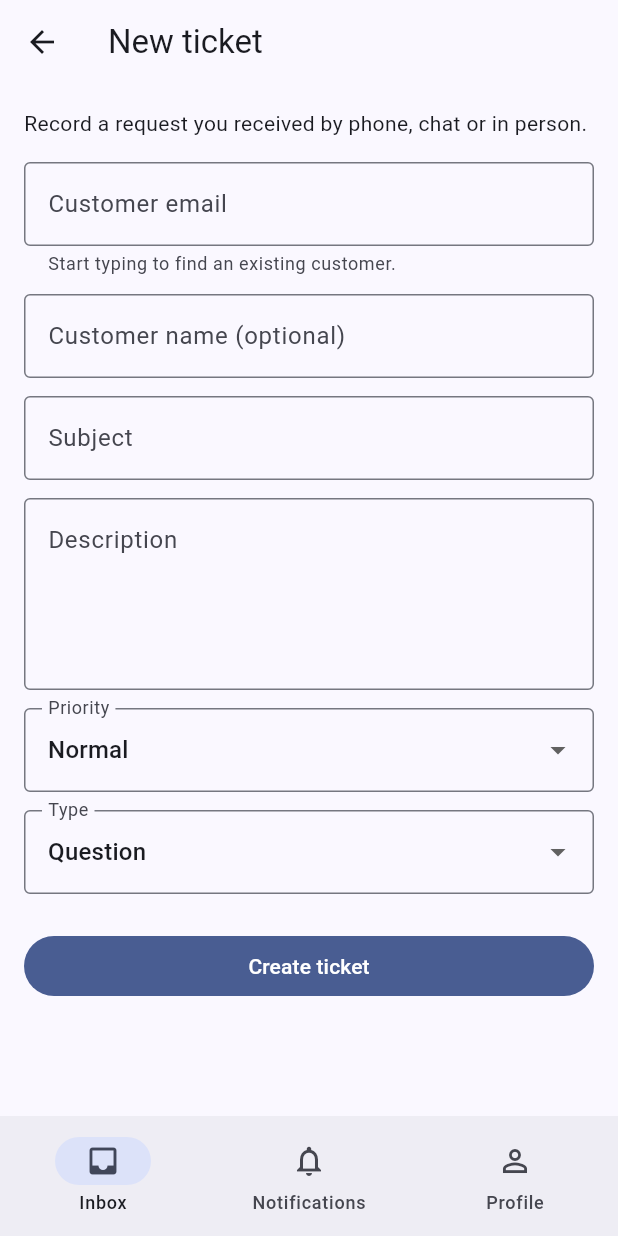
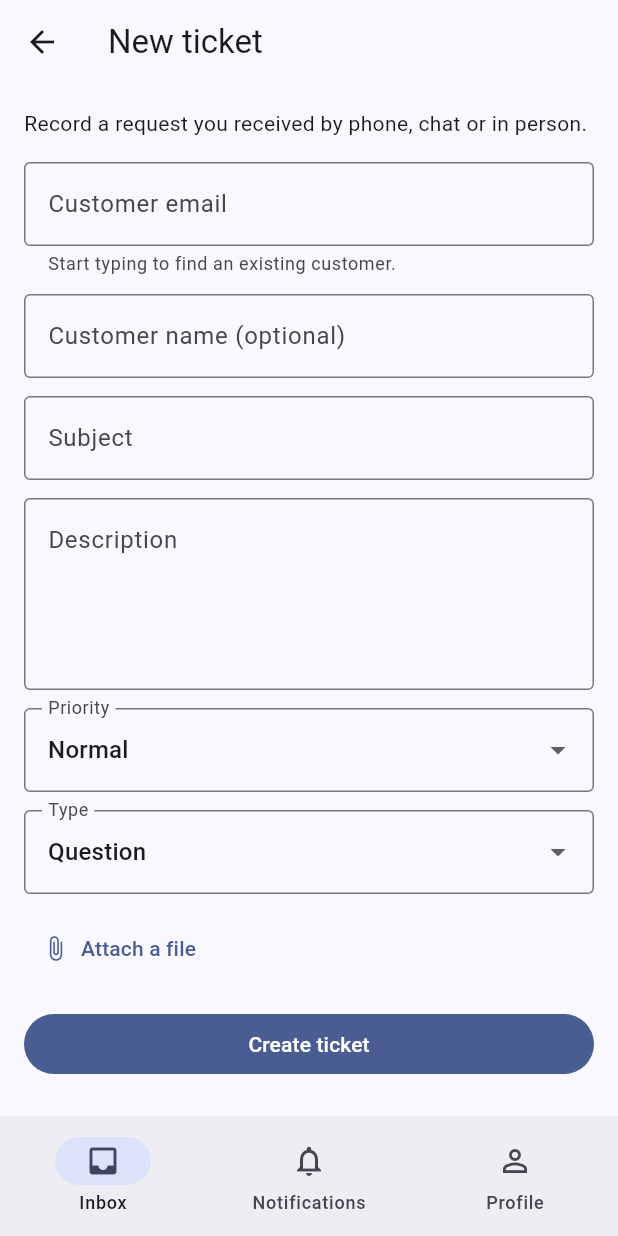
Before and after one commit to mahmoudadel810/nexdesk-mobile, a Flutter app: the CreateTicketScreen screen opened by its route, on a phone screen of 412 x 824 dp. Run offline on Flutter 3.47's test engine with Material 3 defaults, Android fonts, the phone set to English and light mode, and no system bars; our stand-ins replace cupertino_ui, dio, drift, drift_flutter, file_picker, firebase_core and 11 more; missing offline and left inert: signalr_netcore; accounts and stored records are empty; generated files the repository leaves out were written again; network calls fail; statements that could not run were skipped.

Commit message:
feat: attach files when creating a ticket

```diff
--- a/lib/features/ticket/presentation/create_ticket_screen.dart
+++ b/lib/features/ticket/presentation/create_ticket_screen.dart
@@ -11,6 +11,7 @@ import '../../../core/errors/app_error.dart';
 import '../../../core/errors/error_messages.dart';
 import '../../../core/l10n/generated/app_localizations.dart';
 import '../../../shared/ticket_badges.dart';
+import '../../attachments/presentation/outgoing_attachments.dart';
 
 String typeLabel(TicketType type, AppLocalizations l10n) => switch (type) {
   TicketTypeKnown(value: TicketTypeValue.incident) => l10n.typeIncident,
@@ -39,9 +40,15 @@ class _CreateTicketScreenState extends ConsumerState<CreateTicketScreen> {
   TicketType _type = TicketType.question;
   bool _saving = false;
   AppError? _error;
+  late final _files = OutgoingFiles(ref)..addListener(_rebuild);
+
+  void _rebuild() {
+    if (mounted) setState(() {});
+  }
 
   @override
   void dispose() {
+    _files.dispose();
     _subject.dispose();
     _description.dispose();
     _name.dispose();
@@ -81,6 +88,7 @@ class _CreateTicketScreenState extends ConsumerState<CreateTicketScreen> {
               requesterName: customer == null && _name.text.trim().isNotEmpty ? _name.text.trim() : null,
               priority: _priority,
               type: _type,
+              attachmentIds: _files.uploadedIds.isEmpty ? null : _files.uploadedIds,
             ),
           );
       if (!mounted) return;
@@ -220,10 +228,31 @@ class _CreateTicketScreenState extends ConsumerState<CreateTicketScreen> {
               ],
               onChanged: (t) => setState(() => _type = t ?? _type),
             ),
-            const SizedBox(height: 24),
+            const SizedBox(height: 12),
+            if (_files.items.isNotEmpty) ...[
+              OutgoingAttachments(items: _files.items, onRemove: _files.remove),
+              const SizedBox(height: 8),
+            ],
+            Align(
+              alignment: AlignmentDirectional.centerStart,
+              child: TextButton.icon(
+                key: const Key('attach'),
+                icon: const Icon(Icons.attach_file),
+                label: Text(l10n.attach),
+                onPressed: _saving
+                    ? null
+                    : () {
+                        // Otherwise focus returns to the email field after picking, and its suggestions cover the
+                        // form.
+                        FocusScope.of(context).unfocus();
+                        unawaited(_files.pick(context));
+                      },
+              ),
+            ),
+            const SizedBox(height: 16),
             FilledButton(
               key: const Key('create-ticket'),
-              onPressed: _saving ? null : () => unawaited(_submit()),
+              onPressed: _saving || _files.uploading ? null : () => unawaited(_submit()),
               child: _saving
                   ? const SizedBox.square(dimension: 20, child: CircularProgressIndicator(strokeWidth: 2))
                   : Text(l10n.createTicket),
```
Also changed, not shown: lib/features/attachments/presentation/outgoing_attachments.dart (+73 -0 lines), lib/features/ticket/presentation/composer.dart (+13 -63 lines), 2 other files.
